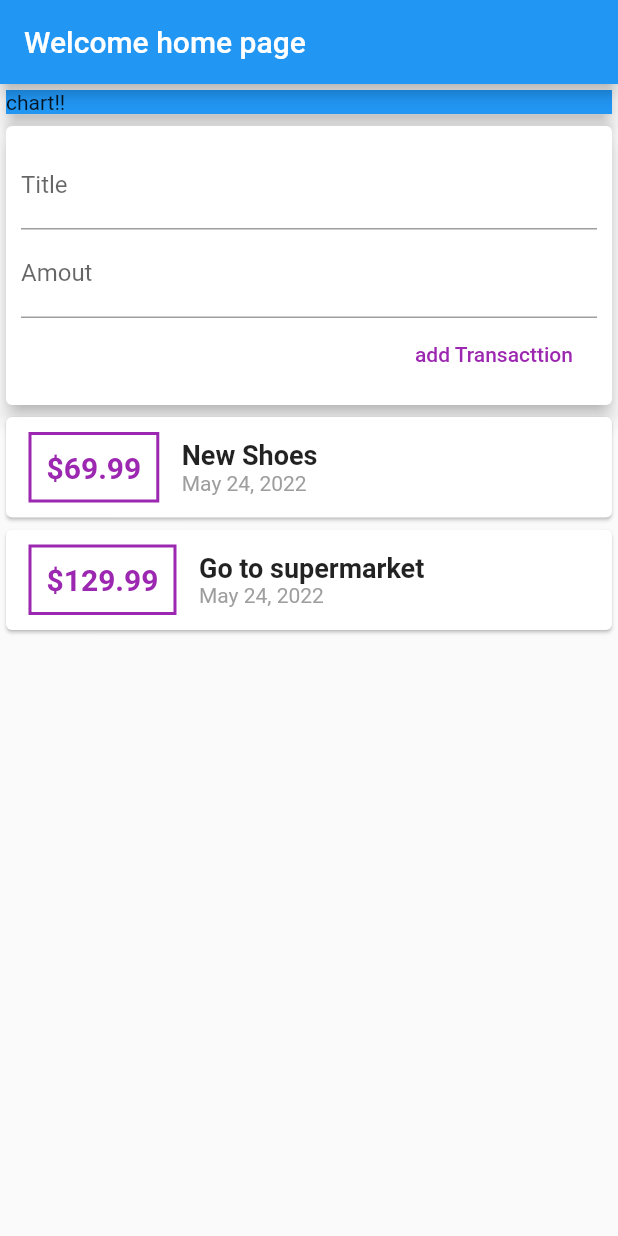
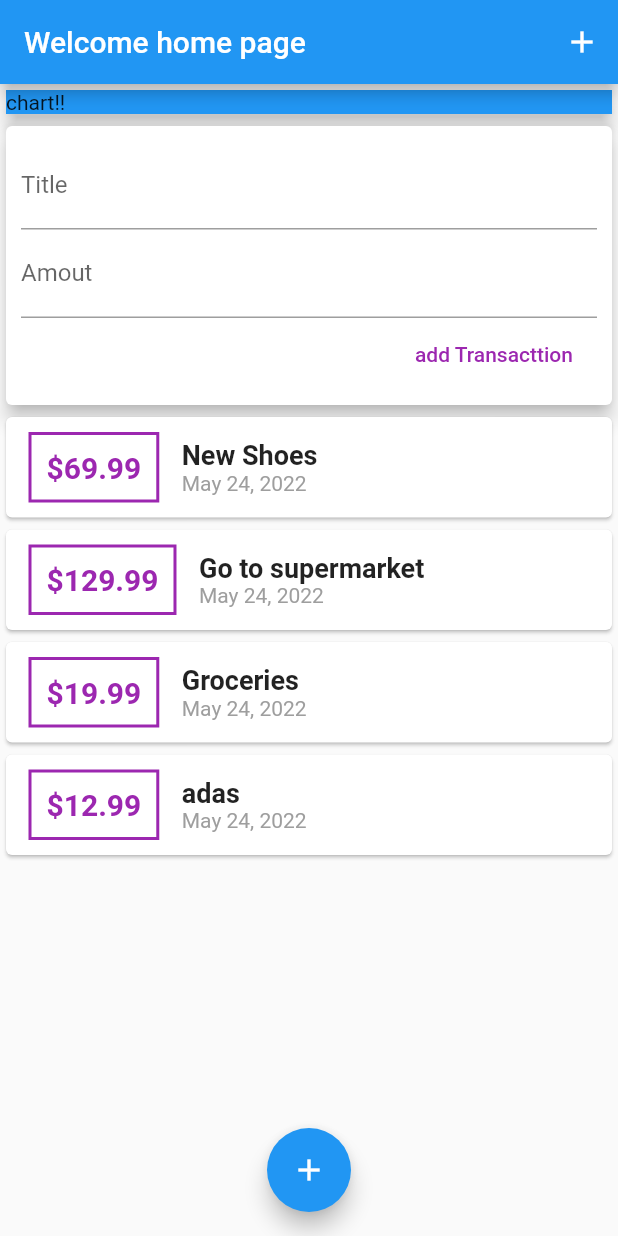
Before and after one commit to MRenteriaDev/personal_expense_app, a Flutter app: the screen it shows after launch, after a tap on "add Transacttion", on a phone screen of 412 x 824 dp. Run offline on Flutter 3.47's test engine with Material 2 defaults, Android fonts, the phone set to English and light mode, and no system bars; missing offline and left inert: dart:ffi.

Commit message:
transactions progress

```diff
--- a/lib/main.dart
+++ b/lib/main.dart
@@ -1,6 +1,9 @@
 // ignore_for_file: deprecated_member_use
 
+import 'dart:ffi';
+
 import 'package:flutter/material.dart';
+import './widgets/new_transaction.dart';
 import './widgets/user_transaction.dart';
 
 void main() {
@@ -30,11 +33,26 @@ class MyHomePage extends StatelessWidget {
   final titleController = TextEditingController();
   final amountController = TextEditingController();
 
+  void startAddNewTransaction(BuildContext ctx) {
+    showModalBottomSheet(
+      context: ctx,
+      builder: (_) {
+        return NewTransaction();
+      },
+    );
+  }
+
   @override
   Widget build(BuildContext context) {
     return Scaffold(
       appBar: AppBar(
         title: const Text("Welcome home page"),
+        actions: <Widget>[
+          IconButton(
+            icon: const Icon(Icons.add),
+            onPressed: () {},
+          ),
+        ],
       ),
       body: SingleChildScrollView(
         child: Column(
@@ -55,6 +73,11 @@ class MyHomePage extends StatelessWidget {
           ],
         ),
       ),
+      floatingActionButtonLocation: FloatingActionButtonLocation.centerFloat,
+      floatingActionButton: FloatingActionButton(
+        child: const Icon(Icons.add),
+        onPressed: () {},
+      ),
     );
   }
 }
--- a/lib/widgets/new_transaction.dart
+++ b/lib/widgets/new_transaction.dart
@@ -6,6 +6,17 @@ class NewTransaction extends StatelessWidget {
   final amountController = TextEditingController();
 
   NewTransaction(this.addTx);
+
+  void onSubmittedData() {
+    final enteredTitle = titleController.text;
+    final enteredAmount = double.parse(amountController.text);
+
+    if (enteredTitle.isEmpty || enteredAmount <= 0) {
+      return;
+    }
+
+    addTx(enteredTitle, enteredAmount);
+  }
 
   @override
   Widget build(BuildContext context) {
@@ -21,6 +32,8 @@ class NewTransaction extends StatelessWidget {
                 labelText: 'Title',
               ),
               controller: titleController,
+              keyboardType: TextInputType.text,
+              onSubmitted: (_) => onSubmittedData(),
               // onChanged: (val) {
               //   titleInput = val;
               // },
@@ -30,6 +43,8 @@ class NewTransaction extends StatelessWidget {
                 labelText: 'Amout',
               ),
               controller: amountController,
+              keyboardType: TextInputType.number,
+              onSubmitted: (_) => onSubmittedData(),
               // onChanged: (val) {
               //   amountInput = val;
               // },
@@ -37,12 +52,7 @@ class NewTransaction extends StatelessWidget {
             FlatButton(
               child: const Text('add Transacttion'),
               textColor: Colors.purple,
-              onPressed: () {
-                addTx(
-                  titleController.text,
-                  double.parse(amountController.text),
-                );
-              },
+              onPressed: onSubmittedData,
             )
           ],
         ),
--- a/lib/widgets/transaction_list.dart
+++ b/lib/widgets/transaction_list.dart
@@ -11,8 +11,8 @@ class TransactionList extends StatelessWidget {
   Widget build(BuildContext context) {
     return Container(
       height: 300,
-      child: ListView(
-        children: transactions.map((tx) {
+      child: ListView.builder(
+        itemBuilder: (ctx, index) {
           return Card(
             child: Row(
               children: <Widget>[
@@ -29,7 +29,7 @@ class TransactionList extends StatelessWidget {
                   ),
                   padding: const EdgeInsets.all(10),
                   child: Text(
-                    '\$${tx.amount}',
+                    '\$${transactions[index].amount}',
                     style: const TextStyle(
                       fontWeight: FontWeight.bold,
                       fontSize: 20,
@@ -41,14 +41,14 @@ class TransactionList extends StatelessWidget {
                   crossAxisAlignment: CrossAxisAlignment.start,
                   children: <Widget>[
                     Text(
-                      tx.title,
+                      transactions[index].title,
                       style: const TextStyle(
                         fontSize: 18,
                         fontWeight: FontWeight.bold,
                       ),
                     ),
                     Text(
-                      DateFormat.yMMMd().format(tx.date),
+                      DateFormat.yMMMd().format(transactions[index].date),
                       style: const TextStyle(
                         color: Colors.grey,
                       ),
@@ -58,7 +58,8 @@ class TransactionList extends StatelessWidget {
               ],
             ),
           );
-        }).toList(),
+        },
+        itemCount: transactions.length,
       ),
     );
   }
--- a/lib/widgets/user_transaction.dart
+++ b/lib/widgets/user_transaction.dart
@@ -20,6 +20,36 @@ class _UserTransactionState extends State<UserTransaction> {
       id: 't2',
       title: 'Go to supermarket',
       amount: 129.99,
+      date: DateTime.now(),
+    ),
+    Transaction(
+      id: 't3',
+      title: 'Groceries',
+      amount: 19.99,
+      date: DateTime.now(),
+    ),
+    Transaction(
+      id: 't4',
+      title: 'adas',
+      amount: 12.99,
+      date: DateTime.now(),
+    ),
+    Transaction(
+      id: 't5',
+      title: 'sda',
+      amount: 1.99,
+      date: DateTime.now(),
+    ),
+    Transaction(
+      id: 't6',
+      title: 'fgdfg',
+      amount: 9.99,
+      date: DateTime.now(),
+    ),
+    Transaction(
+      id: 't7',
+      title: 'opo',
+      amount: 12.21,
       date: DateTime.now(),
     ),
   ];
```
